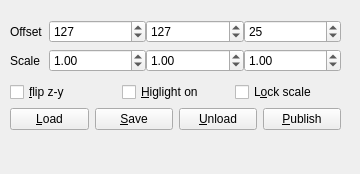
Qt form bin/pymodules/localscene/localscene.ui (realXtend/tundra) before a commit.
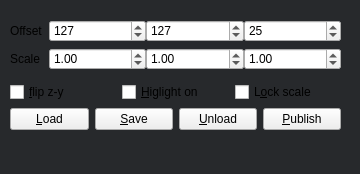
The same form after that commit.

The edit to the form file:
```diff
--- a/bin/pymodules/localscene/localscene.ui
+++ b/bin/pymodules/localscene/localscene.ui
@@ -31,6 +31,12 @@
   <property name="windowTitle">
    <string>Form</string>
   </property>
+  <property name="styleSheet">
+   <string notr="true">QWidget#Form
+{
+	background-color: rgb(39, 41, 44);
+}</string>
+  </property>
   <widget class="QWidget" name="layoutWidget">
    <property name="geometry">
     <rect>
```
